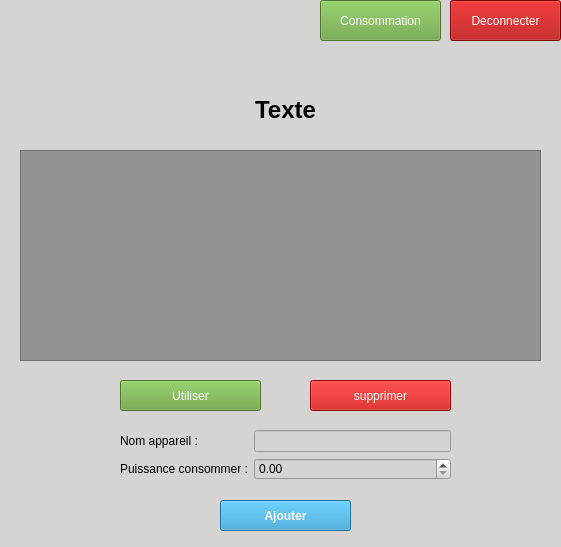
The window that app/ui/appareils/listeAppareils.ui (Valyfaliana/suiviPersoConsoElec) describes before a commit, drawn with Qt 5.
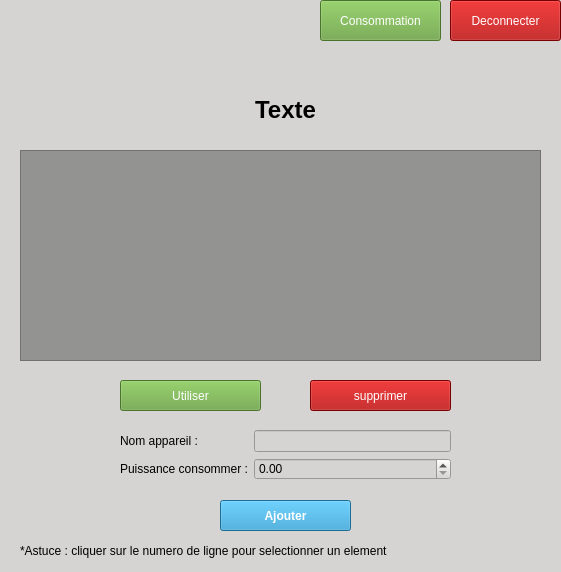
The same window after the commit. Icons and pictures are not drawn.

```diff
--- a/app/ui/appareils/listeAppareils.ui
+++ b/app/ui/appareils/listeAppareils.ui
@@ -7,7 +7,7 @@
     <x>0</x>
     <y>0</y>
     <width>561</width>
-    <height>547</height>
+    <height>572</height>
    </rect>
   </property>
   <property name="windowTitle">
@@ -134,7 +134,7 @@
     </rect>
    </property>
    <property name="styleSheet">
-    <string notr="true">background-color: rgb(195, 0, 0);
+    <string notr="true">background-color: rgb(170, 0, 0);
 color: rgb(255, 255, 255);</string>
    </property>
    <property name="text">
@@ -255,6 +255,19 @@
     <bool>true</bool>
    </property>
   </widget>
+  <widget class="QLabel" name="label">
+   <property name="geometry">
+    <rect>
+     <x>20</x>
+     <y>540</y>
+     <width>531</width>
+     <height>21</height>
+    </rect>
+   </property>
+   <property name="text">
+    <string>*Astuce : cliquer sur le numero de ligne pour selectionner un element</string>
+   </property>
+  </widget>
  </widget>
  <resources>
   <include location="../../resources/Icons.qrc"/>
```
